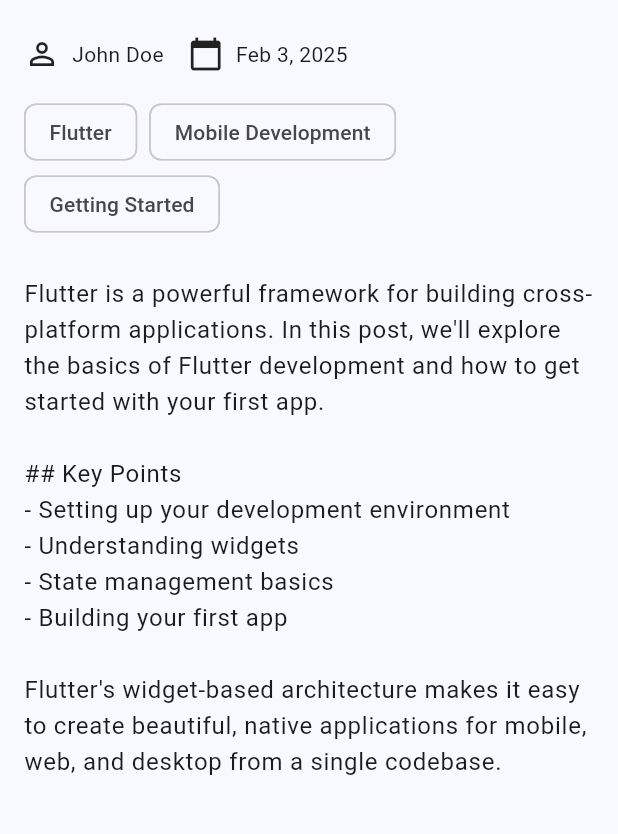
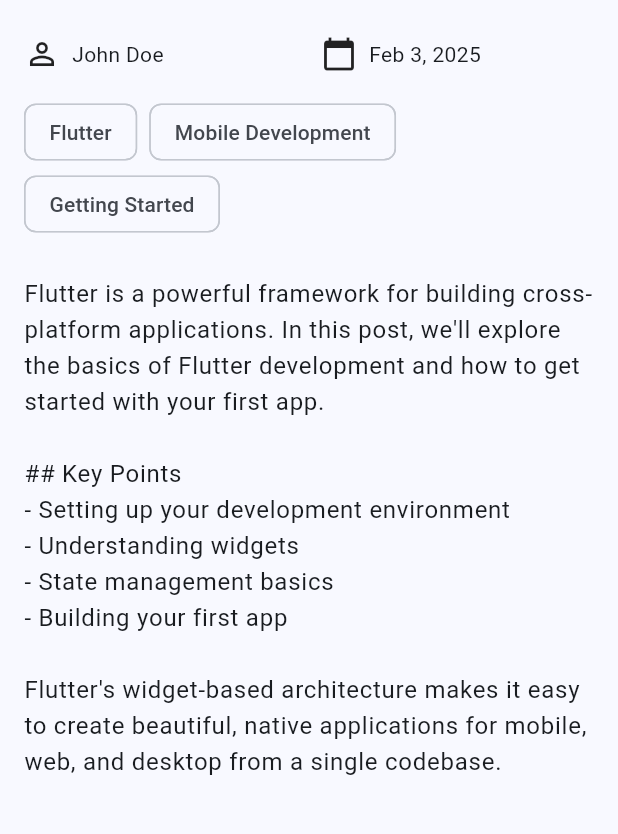
Before and after one commit to AlainDevs/personal_blog_in_flutter, a Flutter app: the screen it shows after launch, after a tap on "Getting Started with Flutter", on a phone screen of 412 x 824 dp, the part 300-1134 px from its top. Run offline on Flutter 3.47's test engine with Material 3 defaults, Android fonts, the phone set to English and light mode, and no system bars; our stand-ins replace get_it, responsive_builder; generated files the repository leaves out were written again.

Commit message:
Refactor BlogPostDetailsView layout for improved responsiveness and readability; add devtools_options.yaml for configuration

```diff
--- /dev/null
+++ b/devtools_options.yaml
@@ -0,0 +1,3 @@
+description: This file stores settings for Dart & Flutter DevTools.
+documentation: https://docs.flutter.dev/tools/devtools/extensions#configure-extension-enablement-states
+extensions:
--- a/lib/src/features/blog/presentation/views/blog_post_details_view.dart
+++ b/lib/src/features/blog/presentation/views/blog_post_details_view.dart
@@ -5,12 +5,12 @@
 import 'package:intl/intl.dart';
 
 class BlogPostDetailsView extends StatelessWidget {
-  final String postId;
-
   const BlogPostDetailsView({
     super.key,
     required this.postId,
   });
+
+  final String postId;
 
   @override
   Widget build(BuildContext context) {
@@ -82,10 +82,12 @@
                     ),
                   ),
                   SliverToBoxAdapter(
+                    child: Center(
+                      child: Container(
+                        constraints: const BoxConstraints(),
                         child: Padding(
                           padding: EdgeInsets.symmetric(
-                        horizontal: isDesktop ?
-                            MediaQuery.of(context).size.width * 0.2 : 16.0,
+                            horizontal: isDesktop ? MediaQuery.of(context).size.width * 0.2 : 16.0,
                             vertical: 24.0,
                           ),
                           child: Column(
@@ -95,11 +97,11 @@
                                                                 children: [
                                                                   const Icon(Icons.person_outline),
                                                                   const SizedBox(width: 8),
-                              Text(post.author),
+                                                                  Expanded(child: Text(post.author)),
                                                                   const SizedBox(width: 16),
                                                                   const Icon(Icons.calendar_today),
                                                                   const SizedBox(width: 8),
-                              Text(DateFormat.yMMMd().format(post.publishDate)),
+                                                                  Expanded(child: Text(DateFormat.yMMMd().format(post.publishDate))),
                                                                 ],
                                                               ),
                               const SizedBox(height: 16),
@@ -122,6 +124,8 @@
                           ),
                         ),
                       ),
+                    ),
+                  ),
                 ],
               );
             },
```
Lines whose indentation alone changed are shown as unchanged.
